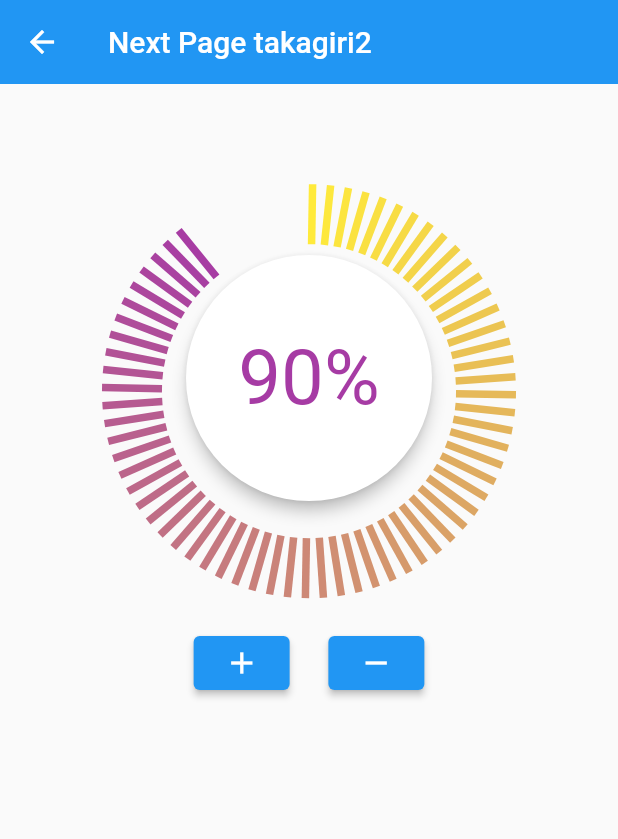
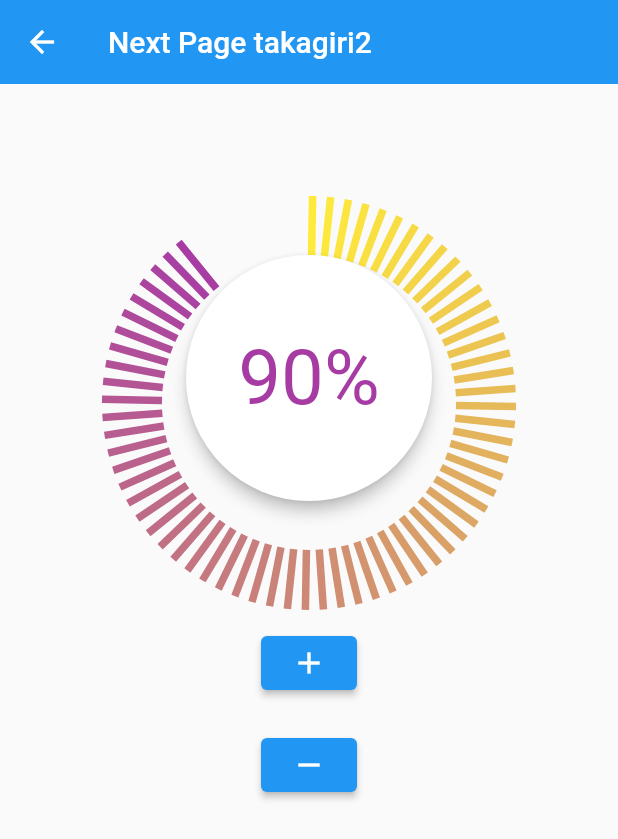
Before and after one commit to Flutter-Team-hokaiG/optimizer, a Flutter app: the NextPage screen opened directly, after a tap on the "add" icon, on a phone screen of 412 x 824 dp. Shown: the top 839 px of the screen. Run offline on Flutter 3.47's test engine with Material 2 defaults, Android fonts, the phone set to English and light mode, and no system bars.

Commit message:
ボタン配置を縦に

```diff
--- a/lib/next_page.dart
+++ b/lib/next_page.dart
@@ -55,7 +55,7 @@ class _BatteryLevelIndicatorPainter extends CustomPainter {
       final angle = (2 * pi * per) - (pi / 2); // 0時方向から開始するため-90度ずらす
 
       // 円の中心座標
-      final offset0 = Offset(size.width * 0.5, size.height * 0.43);
+      final offset0 = Offset(size.width * 0.5, size.height * 0.38);
       // 線の内側部分の座標
       final offset1 = offset0.translate(
         (textCircleRadius + spaceLen) * cos(angle),
@@ -160,18 +160,19 @@ class _BatteryLevelIndicatorState extends State<BatteryLevelIndicator> {
               ),
             ),
           ),
-          Container(height: 20),
-          Row(
+          Container(),
+          Column(
             mainAxisAlignment: MainAxisAlignment.center,
             children: [
-              Spacer(flex: 5),
-              Center(
-                child: ElevatedButton(
-                  onPressed: isEnabled1 ? () => sampleFunction1() : null,
-                  child: Icon(Icons.add),
+              Padding(
+                padding: const EdgeInsets.all(20.0),
+                child: Center(
+                  child: ElevatedButton(
+                    onPressed: isEnabled1 ? () => sampleFunction1() : null,
+                    child: Icon(Icons.add),
+                  ),
                 ),
               ),
-              Spacer(flex: 1),
               Center(
                 child: ElevatedButton(
                   onPressed: () {
@@ -186,7 +187,6 @@ class _BatteryLevelIndicatorState extends State<BatteryLevelIndicator> {
                   child: Icon(Icons.remove),
                 ),
               ),
-              Spacer(flex: 5),
             ],
           ),
         ],
```
